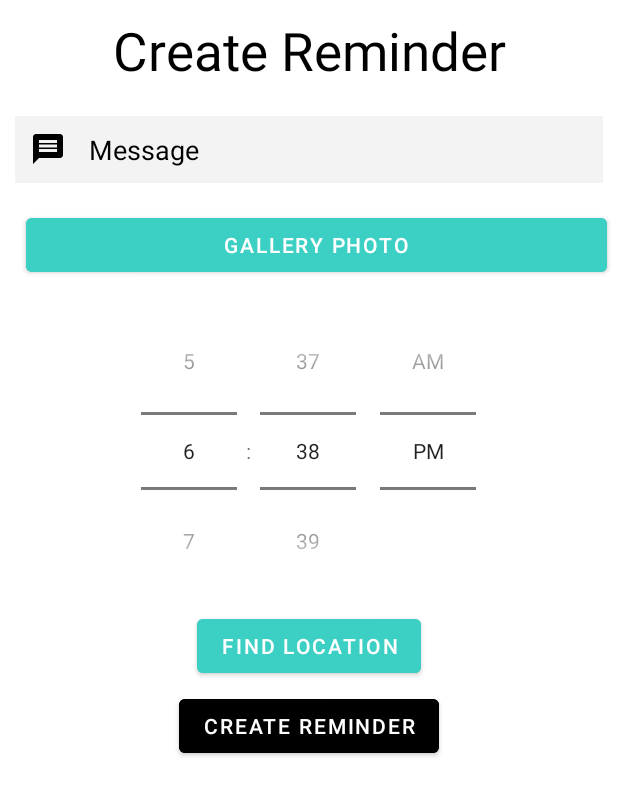
After one commit to tfarich/hw1, an Android app built with Jetpack Compose: the AddActivity screen opened directly, with no data from a screen before it, on a phone screen of 412 x 824 dp. The commit adds this screen. Shown: the top 796 px of the screen. Run offline under Robolectric (Android 15) with nearby library versions, the phone set to English and light mode, and no system bars.

Commit message:
Addable Reminders

```diff
--- a/app/build.gradle
+++ b/app/build.gradle
@@ -42,6 +42,7 @@ android {
 
 dependencies {
     implementation platform("androidx.compose:compose-bom:2022.12.00")
+    implementation 'com.google.android.gms:play-services-maps:18.0.2'
     androidTestImplementation platform("androidx.compose:compose-bom:2022.12.00")
     implementation 'androidx.core:core-ktx:1.7.0'
     implementation 'androidx.appcompat:appcompat:1.4.1'
--- a/app/src/main/AndroidManifest.xml
+++ b/app/src/main/AndroidManifest.xml
@@ -1,6 +1,9 @@
 <?xml version="1.0" encoding="utf-8"?>
 <manifest xmlns:android="http://schemas.android.com/apk/res/android"
     xmlns:tools="http://schemas.android.com/tools">
+    <uses-permission android:name="android.permission.RECORD_AUDIO"/>
+    <uses-permission android:name="android.permission.INTERNET"/>
+    <uses-permission android:name="android.permission.READ_EXTERNAL_STORAGE"/>
     <application
         android:allowBackup="true"
         android:dataExtractionRules="@xml/data_extraction_rules"
@@ -22,6 +25,8 @@
         <activity android:name=".MainActivity"></activity>
         <activity android:name=".ProfileActivity"></activity>
         <activity android:name=".AccountActivity"></activity>
+        <activity android:name=".AddReminderActivity"></activity>
+        <activity android:name=".AddActivity"></activity>
     </application>
 
 </manifest>
--- /dev/null
+++ b/app/src/main/java/com/example/homework/AddActivity.kt
@@ -0,0 +1,74 @@
+package com.example.homework
+
+import android.content.Intent
+import android.net.Uri
+import android.os.Bundle
+import android.provider.MediaStore
+import android.view.View
+import android.widget.ImageView
+import android.widget.TextView
+import android.widget.TimePicker
+import android.content.Context
+import android.widget.Toast
+import androidx.activity.result.ActivityResultLauncher
+import androidx.appcompat.app.AppCompatActivity
+import androidx.core.app.ActivityCompat
+import com.google.android.material.button.MaterialButton
+import java.util.*
+
+
+class AddActivity : AppCompatActivity() {
+
+    override fun onCreate(savedInstanceState: Bundle?) {
+        super.onCreate(savedInstanceState)
+        setContentView(R.layout.activity_add)
+
+        val message = findViewById<TextView>(R.id.message)
+        val galleryButton = findViewById<MaterialButton>(R.id.gallerybtn)
+        val timePicker = findViewById<TimePicker>(R.id.timePicker)
+        val locationButton = findViewById<MaterialButton>(R.id.locationbtn)
+        val time = System.currentTimeMillis()
+
+        val uri = ""
+
+        galleryButton.setOnClickListener {
+            val photoPickerIntent = Intent(Intent.ACTION_PICK)
+            photoPickerIntent.type = "image/*"
+            startActivityForResult(photoPickerIntent, 500)
+        }
+
+        var preview = findViewById<ImageView>(R.id.preview)
+
+        val imagePath = ""
+        val calendar: Calendar = Calendar.getInstance()
+
+        var reminder = Reminder(0, "",0, 0, 0, 0, 0, 0, "")
+
+        // create reminder
+        val createButton = findViewById<MaterialButton>(R.id.createbtn)
+
+        createButton.setOnClickListener {
+            if (message.text.isNullOrEmpty()) {
+                Toast.makeText(this, "MUST ADD MESSAGE", Toast.LENGTH_SHORT).show()
+            } else {
+                reminder.message = message.text.toString()
+                calendar.set(Calendar.HOUR, timePicker.getCurrentHour())
+                calendar.set(Calendar.MINUTE, timePicker.getCurrentMinute())
+                reminder.reminder_time = calendar.getTimeInMillis()
+                reminder.creation_time = time
+                reminder.reminder_icon = uri
+
+                var context = this
+                var db = DatabaseHandler(context)
+                db.insertData(reminder)
+
+                Toast.makeText(this, "REMINDER CREATED", Toast.LENGTH_SHORT).show()
+                switchActivities()
+            }
+        }
+    }
+    private fun switchActivities() {
+        val switchActivityIntent = Intent(this, MainActivity::class.java)
+        startActivity(switchActivityIntent)
+    }
+}
--- /dev/null
+++ b/app/src/main/java/com/example/homework/Reminder.kt
@@ -0,0 +1,58 @@
+package com.example.homework
+
+import android.media.Image
+import java.sql.Blob
+import java.sql.Timestamp
+
+data class Reminder (
+    var id: Int,
+    var message: String,
+    var location_x: Int,
+    val location_y: Int,
+    var reminder_time: Long,
+    var creation_time: Long,
+    val creator_id: Int,
+    val reminder_seen: Int,
+    var reminder_icon: String
+
+) {
+    override fun toString(): String {
+        return "Reminder(message='$message', location_x=$location_x, location_y=$location_y, reminder_time=$reminder_time, creation_time=$creation_time, creator_id=$creator_id, reminder_seen=$reminder_seen, reminder_icon=$reminder_icon)"
+    }
+
+    fun messageToString(): String {
+        return message
+    }
+
+    override fun equals(other: Any?): Boolean {
+        if (this === other) return true
+        if (javaClass != other?.javaClass) return false
+
+        other as Reminder
+
+        if (id != other.id) return false
+        if (message != other.message) return false
+        if (location_x != other.location_x) return false
+        if (location_y != other.location_y) return false
+        if (reminder_time != other.reminder_time) return false
+        if (creation_time != other.creation_time) return false
+        if (creator_id != other.creator_id) return false
+        if (reminder_seen != other.reminder_seen) return false
+        if (reminder_icon != other.reminder_icon) return false
+
+        return true
+    }
+
+    override fun hashCode(): Int {
+        var result = message.hashCode()
+        result = 31 * result + message.hashCode()
+        result = 31 * result + location_x.hashCode()
+        result = 31 * result + location_y.hashCode()
+        result = 31 * result + reminder_time.hashCode()
+        result = 31 * result + creation_time.hashCode()
+        result = 31 * result + creator_id
+        result = 31 * result + reminder_seen.hashCode()
+        result = 31 * result + reminder_icon.hashCode()
+        return result
+    }
+}
--- /dev/null
+++ b/app/src/main/res/drawable/baseline_message_24.xml
@@ -0,0 +1,5 @@
+<vector android:autoMirrored="true" android:height="24dp"
+    android:tint="#000000" android:viewportHeight="24"
+    android:viewportWidth="24" android:width="24dp" xmlns:android="http://schemas.android.com/apk/res/android">
+    <path android:fillColor="@android:color/white" android:pathData="M20,2L4,2c-1.1,0 -1.99,0.9 -1.99,2L2,22l4,-4h14c1.1,0 2,-0.9 2,-2L22,4c0,-1.1 -0.9,-2 -2,-2zM18,14L6,14v-2h12v2zM18,11L6,11L6,9h12v2zM18,8L6,8L6,6h12v2z"/>
+</vector>
--- /dev/null
+++ b/app/src/main/res/layout/activity_add.xml
@@ -0,0 +1,92 @@
+<?xml version="1.0" encoding="utf-8"?>
+<RelativeLayout xmlns:android="http://schemas.android.com/apk/res/android"
+    xmlns:app="http://schemas.android.com/apk/res-auto"
+    xmlns:tools="http://schemas.android.com/tools"
+    android:layout_width="match_parent"
+    android:layout_height="match_parent"
+    android:background="@color/white"
+    tools:context=".AddActivity">
+
+    <TextView
+        android:layout_width="match_parent"
+        android:layout_height="wrap_content"
+        android:id="@+id/header"
+        android:text="Create Reminder"
+        android:textColor="@color/black"
+        android:textSize="35dp"
+        android:layout_margin="10dp"
+        android:gravity="center"/>
+
+    <EditText
+        android:id="@+id/message"
+        android:layout_width="match_parent"
+        android:layout_height="wrap_content"
+        android:layout_below="@id/header"
+        android:layout_marginStart="10dp"
+        android:layout_marginTop="10dp"
+        android:layout_marginEnd="10dp"
+        android:layout_marginBottom="10dp"
+        android:background="#F3F3F3"
+        android:drawableLeft="@drawable/baseline_message_24"
+        android:drawablePadding="15dp"
+        android:hint="Message"
+        android:padding="10dp"
+        android:textColor="@color/black"
+        android:textColorHint="@color/black" />
+
+    <com.google.android.material.button.MaterialButton
+        android:layout_alignLeft="@id/message"
+        android:layout_height="wrap_content"
+        android:layout_width="wrap_content"
+        android:layout_below="@id/message"
+        android:layout_alignParentRight="true"
+        android:backgroundTint="#3cd0c4"
+        android:id="@+id/gallerybtn"
+        android:text="gallery photo"
+        android:layout_margin="7dp"/>
+
+    <ImageView
+        android:id="@+id/preview"
+        android:layout_height="wrap_content"
+        android:layout_width="wrap_content"
+        android:maxHeight="20dp"
+        android:maxWidth="20dp"
+        android:scaleType="fitXY"
+        android:layout_gravity="center"
+        android:layout_centerVertical="true"
+        android:layout_centerHorizontal="true"
+        android:layout_below="@id/gallerybtn"></ImageView>
+
+    <TimePicker
+        android:id="@+id/timePicker"
+        android:layout_width="wrap_content"
+        android:layout_below="@id/preview"
+        android:maxHeight="500dp"
+        android:layout_height="wrap_content"
+        android:layout_centerVertical="true"
+        android:layout_centerHorizontal="true"
+        android:timePickerMode="spinner"
+        />
+
+    <com.google.android.material.button.MaterialButton
+        android:layout_width="wrap_content"
+        android:layout_height="wrap_content"
+        android:id="@+id/locationbtn"
+        android:layout_below="@id/timePicker"
+        android:text="FIND LOCATION"
+        android:backgroundTint="#3cd0c4"
+        android:layout_centerHorizontal="true"
+        />
+
+    <com.google.android.material.button.MaterialButton
+        android:layout_width="wrap_content"
+        android:layout_height="wrap_content"
+        android:id="@+id/createbtn"
+        android:layout_below="@id/locationbtn"
+        android:text="CREATE REMINDER"
+        android:backgroundTint="@color/black"
+        android:layout_centerHorizontal="true"
+        android:layout_margin="5dp"
+        />
+
+</RelativeLayout>
```
Also changed, not shown: app/src/main/java/com/example/homework/AddReminderActivity.kt (added, +124 -0 lines), app/src/main/java/com/example/homework/DatabaseHandler.kt (added, +75 -0 lines), app/src/main/java/com/example/homework/MainActivity.kt (+37 -4 lines), app/src/main/java/com/example/homework/MainContent.kt (added, +22 -0 lines), app/src/main/java/com/example/homework/ReminderListItem.kt (added, +16 -0 lines), app/src/main/res/drawable/img1.jpg (added), app/src/main/res/drawable/img2.jpg (added), app/src/main/res/drawable/img3.jpg (added), app/src/main/res/drawable/img4.png (added), app/src/main/res/drawable/img5.jpg (added).
